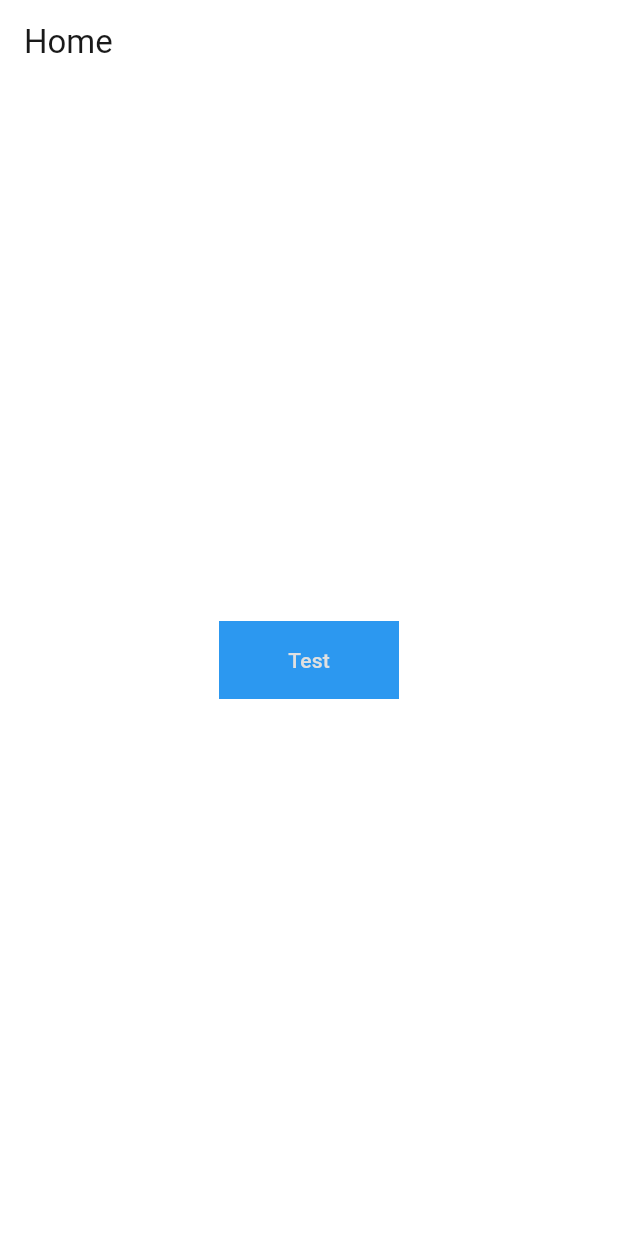
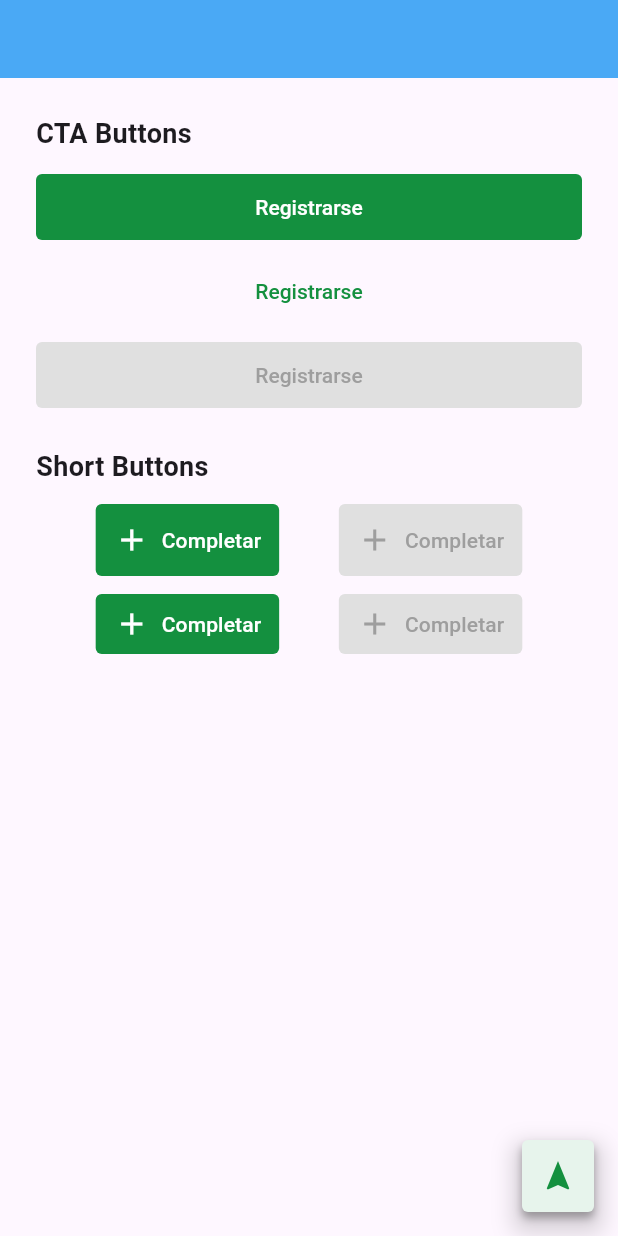
Before and after one commit to cijjas/ser_manos, a Flutter app: the screen it shows after launch, on a phone screen of 412 x 824 dp. Run offline on Flutter 3.47's test engine with Material 3 defaults, Android fonts, the phone set to English and light mode, and no system bars; our stand-ins replace flutter_svg.

Commit message:
chore: add buttons and status bar

```diff
--- a/lib/core/theme/app_theme.dart
+++ /dev/null
@@ -1,62 +0,0 @@
-// lib/core/theme/app_theme.dart
-import 'package:flutter/material.dart';
-import 'colors.dart';
-import 'typography.dart';
-
-final ThemeData appTheme = ThemeData(
-  scaffoldBackgroundColor: AppColors.neutral0,
-  primaryColor: AppColors.primary100,
-
-  colorScheme: ColorScheme.fromSeed(
-    seedColor: AppColors.primary100,
-    brightness: Brightness.light,
-
-    // PRIMARY
-    primary: AppColors.primary100,
-    onPrimary: AppColors.neutral0,
-    primaryContainer: AppColors.primary10,
-    onPrimaryContainer: AppColors.primary100,
-
-    // SECONDARY
-    secondary: AppColors.secondary200,
-    onSecondary: AppColors.neutral0,
-    secondaryContainer: AppColors.secondary25,
-    onSecondaryContainer: AppColors.secondary100,
-    onSecondaryFixed: AppColors.secondary80,
-
-
-    // ERROR
-    error: AppColors.error100,
-    onError: AppColors.neutral0,
-    onErrorContainer: AppColors.error100,
-
-    // BACKGROUND & SURFACE
-    surface: AppColors.neutral0,
-    onSurface: AppColors.neutral100,
-    surfaceContainer: AppColors.neutral25,
-    surfaceContainerHighest: AppColors.neutral10,
-    onSurfaceVariant: AppColors.neutral75,
-
-    // OUTLINE
-    outline: AppColors.neutral25,
-    outlineVariant: AppColors.neutral10,
-
-    // INVERSE (used for bottom sheets, etc.)
-    inverseSurface: AppColors.neutral100,
-    onInverseSurface: AppColors.neutral0,
-    inversePrimary: AppColors.primary10,
-
-    // OTHER OPTIONALS
-    surfaceTint: AppColors.primary100,
-  ),
-  textTheme: const TextTheme(
-    displayLarge: AppTypography.headline01,
-    displayMedium: AppTypography.headline02,
-    titleMedium: AppTypography.subtitle01,
-    bodyLarge: AppTypography.body01,
-    bodyMedium: AppTypography.body02,
-    labelLarge: AppTypography.button,
-    bodySmall: AppTypography.caption,
-    labelSmall: AppTypography.overline,
-  ),
-);
--- a/lib/main.dart
+++ b/lib/main.dart
@@ -1,84 +1,102 @@
 import 'package:flutter/material.dart';
-import 'package:flutter/rendering.dart';
-import 'package:flutter/services.dart';
-import 'package:flutter_svg/svg.dart';
-import 'package:go_router/go_router.dart';
-import 'package:ser_manos/shared/atoms/icons/_app_icon.dart';
-import 'package:ser_manos/shared/atoms/icons/app_icons.dart';
-import 'package:ser_manos/shared/cells/cards/card_voluntariado.dart';
 import 'package:ser_manos/shared/molecules/buttons/app_button.dart';
-import 'package:ser_manos/shared/molecules/components/vacants.dart';
-import 'package:flutter/foundation.dart';
-import 'package:ser_manos/shared/molecules/tabs/tab.dart';
-
-import 'core/theme/app_theme.dart';
-import 'core/theme/colors.dart';
+import 'package:ser_manos/shared/molecules/buttons/floating_button.dart';
+import 'package:ser_manos/shared/molecules/buttons/short_button.dart';
+import 'package:ser_manos/shared/molecules/status_bar/status_bar.dart';
 
 void main() {
-  debugPaintSizeEnabled = false; // Enables visual debugging
   runApp(const MyApp());
 }
-
-final GoRouter _router = GoRouter(
-  routes: [
-    GoRoute(
-      path: '/',
-      builder: (context, state) => const HomePage(),
-    ),
-    GoRoute(
-      path: '/login',
-      builder: (context, state) => const LoginPage(),
-    ),
-  ],
-);
 
 class MyApp extends StatelessWidget {
   const MyApp({super.key});
 
   @override
   Widget build(BuildContext context) {
-    return MaterialApp.router(
-      title: 'Voluntariado App',
-      routerConfig: _router,
-      theme: appTheme,
+    return const MaterialApp(
+      debugShowCheckedModeBanner: false,
+      home: ButtonDemoPage(),
     );
   }
 }
 
-class HomePage extends StatelessWidget {
-  const HomePage({super.key});
+class ButtonDemoPage extends StatelessWidget {
+  const ButtonDemoPage({super.key});
 
   @override
   Widget build(BuildContext context) {
     return Scaffold(
-      appBar: AppBar(title: const Text('Home')),
-      body: Center(
-        /*child: AppButton.filled(
-          label: 'Go to Login',
-          onPressed: () => context.go('/login'),
-        ),*/
-        child: AppTab(label: "Test", onTap: () => {print("Tab")}, isSelected: false,),
-        // child: CardVoluntariado(type: 'Acción Social', name: 'Un Techo para mi País', imgUrl: 'https://picsum.photos/300/200'),
+      appBar: const StatusBar(style: StatusBarStyle.blue, timeText: '', showPlaceHolders: false,),
+      body: Padding(
+        padding: const EdgeInsets.all(24),
+        child: Column(
+          crossAxisAlignment: CrossAxisAlignment.stretch,
+          children: [
+            const Text("CTA Buttons", style: TextStyle(fontSize: 18, fontWeight: FontWeight.bold)),
+            const SizedBox(height: 12),
+            AppButton(
+              label: 'Registrarse',
+              onPressed: () => debugPrint('Filled CTA pressed'),
+              type: AppButtonType.filled,
+            ),
+            const SizedBox(height: 8),
+            AppButton(
+              label: 'Registrarse',
+              onPressed: () => debugPrint('Tonal CTA pressed'),
+              type: AppButtonType.tonal,
+            ),
+            const SizedBox(height: 8),
+            AppButton(
+              label: 'Registrarse',
+              onPressed: null, // Disabled
+              type: AppButtonType.filled,
+            ),
+            const SizedBox(height: 24),
 
-       // child: AppIcon(icon: AppIcons.MOSTRAR, color: AppIconsColor.PRIMARY)
+            const Text("Short Buttons", style: TextStyle(fontSize: 18, fontWeight: FontWeight.bold)),
+            const SizedBox(height: 12),
+            Row(
+              mainAxisAlignment: MainAxisAlignment.spaceEvenly,
+              children: [
+                ShortButton(
+                  label: 'Completar',
+                  icon: Icons.add,
+                  onPressed: () => debugPrint('Short pressed'),
+                  variant: ShortButtonVariant.regular,
+                ),
+                const ShortButton(
+                  label: 'Completar',
+                  icon: Icons.add,
+                  onPressed: null,
+                  variant: ShortButtonVariant.regular,
+                ),
+              ],
+            ),
+            const SizedBox(height: 12),
+            Row(
+              mainAxisAlignment: MainAxisAlignment.spaceEvenly,
+              children: [
+                ShortButton(
+                  label: 'Completar',
+                  icon: Icons.add,
+                  onPressed: () => debugPrint('Short pressed'),
+                  variant: ShortButtonVariant.compact,
+                ),
+                const ShortButton(
+                  label: 'Completar',
+                  icon: Icons.add,
+                  onPressed: null,
+                  variant: ShortButtonVariant.compact,
+                ),
+              ],
+            ),
+          ],
+        ),
+      ),
+      floatingActionButton: AppFloatingButton(
+        icon: Icons.navigation,
+        onPressed: () => debugPrint('FAB pressed'),
       ),
     );
   }
 }
-
-class LoginPage extends StatelessWidget {
-  const LoginPage({super.key});
-
-  @override
-  Widget build(BuildContext context) {
-    return Scaffold(
-      appBar: AppBar(title: const Text('Login')),
-      body: Center(
-        child: AppButton.tonal(
-          label: 'Back to Home',
-          onPressed: () => context.go('/'),
-        ),
-      ),
-    );
-  }
-}
--- a/lib/shared/cells/cards/card_voluntariado.dart
+++ b/lib/shared/cells/cards/card_voluntariado.dart
@@ -1,9 +1,9 @@
 import 'package:flutter/material.dart';
-import 'package:ser_manos/core/theme/shadow.dart';
 import 'package:ser_manos/shared/atoms/icons/_app_icon.dart';
 
 import '../../atoms/icons/app_icons.dart';
 import '../../molecules/components/vacants.dart';
+import '../../tokens/shadow.dart';
 
 // TODO check what to do with the widget state
 class CardVoluntariado extends StatelessWidget {
@@ -25,7 +25,7 @@ class CardVoluntariado extends StatelessWidget {
       decoration: BoxDecoration(
         color: Theme.of(context).colorScheme.surface,
         borderRadius: BorderRadius.circular(8),
-        boxShadow: AppShadows.sombra2,
+        boxShadow: AppShadows.shadow2,
       ),
       clipBehavior: Clip.antiAlias,
       child:Column(
--- a/lib/shared/molecules/buttons/app_button.dart
+++ b/lib/shared/molecules/buttons/app_button.dart
@@ -1,55 +1,58 @@
-// core/components/app_button.dart
 import 'package:flutter/material.dart';
+import '../../tokens/colors.dart';
+import '../../tokens/typography.dart';
+
+enum AppButtonType { filled, tonal }
 
 class AppButton extends StatelessWidget {
   final String label;
   final VoidCallback? onPressed;
+  final AppButtonType type;
 
-  const AppButton.filled({
+  const AppButton({
     super.key,
     required this.label,
     required this.onPressed,
-  }) : _filled = true;
-
-  const AppButton.tonal({
-    super.key,
-    required this.label,
-    required this.onPressed,
-  }) : _filled = false;
-
-  final bool _filled;
+    this.type = AppButtonType.filled,
+  });
 
   @override
   Widget build(BuildContext context) {
-    final ColorScheme colorScheme = Theme.of(context).colorScheme;
     final bool isDisabled = onPressed == null;
+
+    final Color bgColor = switch (type) {
+      AppButtonType.filled => isDisabled ? AppColors.neutral25 : AppColors.primary100,
+      AppButtonType.tonal => isDisabled ? AppColors.neutral0 : Colors.transparent,
+    };
+
+    final Color fgColor = isDisabled
+        ? AppColors.neutral50
+        : (type == AppButtonType.filled ? AppColors.neutral0 : AppColors.primary100);
+
+    final Color rippleColor = switch (type) {
+      AppButtonType.filled => AppColors.neutral10.withOpacity(0.1),
+      AppButtonType.tonal => AppColors.neutral25,
+    };
 
     final ButtonStyle style = ButtonStyle(
       minimumSize: WidgetStateProperty.all(const Size(328, 44)),
       padding: WidgetStateProperty.all(const EdgeInsets.symmetric(horizontal: 16)),
-      textStyle: WidgetStateProperty.all(Theme.of(context).textTheme.labelLarge),
+      backgroundColor: WidgetStateProperty.all(bgColor),
+      foregroundColor: WidgetStateProperty.all(fgColor),
+      textStyle: WidgetStateProperty.all(AppTypography.button),
+      overlayColor: WidgetStateProperty.all(rippleColor),
       shape: WidgetStateProperty.all(
         RoundedRectangleBorder(borderRadius: BorderRadius.circular(4)),
-      ),
-      backgroundColor: WidgetStateProperty.resolveWith((states) {
-        if (!_filled || isDisabled) return Colors.transparent;
-        return colorScheme.primary;
-      }),
-      foregroundColor: WidgetStateProperty.resolveWith((states) {
-        if (!_filled) {
-          return isDisabled ? colorScheme.onSurface : colorScheme.primary;
-        }
-        return colorScheme.onPrimary;
-      }),
-      overlayColor: WidgetStateProperty.all(
-        _filled ? colorScheme.surfaceContainerHighest : colorScheme.outline,
       ),
     );
 
     return TextButton(
       onPressed: onPressed,
       style: style,
-      child: Text(label),
+      child: Text(
+        label,
+        textAlign: TextAlign.center,
+      ),
     );
   }
 }
--- /dev/null
+++ b/lib/shared/molecules/buttons/floating_button.dart
@@ -0,0 +1,44 @@
+import 'package:flutter/material.dart';
+import '../../tokens/border_radius.dart';
+import '../../tokens/colors.dart';
+import '../../tokens/shadow.dart';
+
+class AppFloatingButton extends StatelessWidget {
+  final IconData icon;
+  final VoidCallback? onPressed;
+
+  const AppFloatingButton({
+    super.key,
+    required this.icon,
+    required this.onPressed,
+  });
+
+  @override
+  Widget build(BuildContext context) {
+    final bool isDisabled = onPressed == null;
+
+    return Container(
+      decoration: const BoxDecoration(
+        borderRadius: AppBorderRadius.border4,
+        boxShadow: AppShadows.shadow3,
+      ),
+      child: Material(
+        color: isDisabled ? AppColors.neutral10 : AppColors.primary10,
+        borderRadius: AppBorderRadius.border4,
+        child: InkWell(
+          onTap: onPressed,
+          borderRadius: AppBorderRadius.border4,
+          splashColor: AppColors.neutral75.withOpacity(0.1),
+          child: Padding(
+            padding: const EdgeInsets.all(12),
+            child: Icon(
+              icon,
+              size: 24,
+              color: isDisabled ? AppColors.neutral25 : AppColors.primary100,
+            ),
+          ),
+        ),
+      ),
+    );
+  }
+}
--- /dev/null
+++ b/lib/shared/molecules/buttons/short_button.dart
@@ -0,0 +1,68 @@
+import 'package:flutter/material.dart';
+
+import '../../tokens/colors.dart';
+import '../../tokens/typography.dart';
+
+enum ShortButtonVariant { regular, compact }
+
+class ShortButton extends StatelessWidget {
+  final String label;
+  final IconData icon;
+  final VoidCallback? onPressed;
+  final ShortButtonVariant variant;
+
+  const ShortButton({
+    super.key,
+    required this.label,
+    required this.icon,
+    required this.onPressed,
+    this.variant = ShortButtonVariant.regular,
+  });
+
+  @override
+  Widget build(BuildContext context) {
+    final bool isDisabled = onPressed == null;
+
+    final EdgeInsets padding = switch (variant) {
+      ShortButtonVariant.regular => const EdgeInsets.all(12),
+      ShortButtonVariant.compact =>
+      const EdgeInsets.symmetric(horizontal: 12, vertical: 8),
+    };
+
+    final Color backgroundColor =
+    isDisabled ? AppColors.neutral25 : AppColors.primary100;
+
+    final Color foregroundColor =
+    isDisabled ? AppColors.neutral50 : AppColors.neutral0;
+
+    return TextButton(
+      onPressed: onPressed,
+      style: ButtonStyle(
+        padding: WidgetStateProperty.all(padding),
+        backgroundColor: WidgetStateProperty.all(backgroundColor),
+        overlayColor: WidgetStateProperty.all(
+          AppColors.neutral10.withOpacity(0.1),
+        ),
+        shape: WidgetStateProperty.all(
+          RoundedRectangleBorder(borderRadius: BorderRadius.circular(4)),
+        ),
+        tapTargetSize: MaterialTapTargetSize.shrinkWrap,
+      ),
+      child: Row(
+        mainAxisSize: MainAxisSize.min,
+        children: [
+          Icon(
+            icon,
+            size: 24,
+            color: foregroundColor,
+          ),
+          const SizedBox(width: 8), // Gap 8
+          Text(
+            label,
+            style: AppTypography.button.copyWith(color: foregroundColor),
+          ),
+        ],
+      ),
+    );
+  }
+}
--- /dev/null
+++ b/lib/shared/molecules/status_bar/status_bar.dart
@@ -0,0 +1,72 @@
+// lib/core/components/status_bar.dart
+import 'package:flutter/material.dart';
+
+import '../../tokens/colors.dart';
+import '../../tokens/typography.dart';
+
+
+enum StatusBarStyle { blue, light, dark }
+
+class StatusBar extends StatelessWidget implements PreferredSizeWidget {
+  const StatusBar({
+    super.key,
+    this.style = StatusBarStyle.light,
+    this.timeText = '9:30',
+    this.showPlaceHolders = true,
+  });
+
+  final StatusBarStyle style;
+  final String timeText;
+  final bool showPlaceHolders;      // show demo icons / dot
+
+  // ───────────────────────────────────────────────────────────
+  // PreferredSizeWidget → lets you drop this into Scaffold.appBar
+  @override
+  Size get preferredSize => const Size.fromHeight(52);
+  // ───────────────────────────────────────────────────────────
+
+  @override
+  Widget build(BuildContext context) {
+    // Colours
+    final (bg, fg) = switch (style) {
+      StatusBarStyle.blue  => (AppColors.secondary90, AppColors.neutral0),
+      StatusBarStyle.light => (AppColors.neutral0, AppColors.neutral100),
+      StatusBarStyle.dark  => (AppColors.neutral100, AppColors.neutral0),
+    };
+
+    return Container(
+      width: double.infinity,
+      height: preferredSize.height,
+      padding: const EdgeInsets.fromLTRB(24, 10, 24, 10),
+      color: bg,
+      child: Row(
+        mainAxisAlignment: MainAxisAlignment.spaceBetween,
+        children: [
+          // Time (left)
+          Text(
+            timeText,
+            style: AppTypography.button.copyWith(color: fg),
+          ),
+
+          // Demo “notch” dot (centre) – optional
+          if (showPlaceHolders)
+            Container(width: 24, height: 24, decoration: BoxDecoration(
+              color: fg, shape: BoxShape.circle,
+            )),
+
+          // Placeholder icons (right) – optional
+          if (showPlaceHolders)
+            Row(
+              children: [
+                Icon(Icons.network_wifi, color: fg, size: 20),
+                const SizedBox(width: 4),
+                Icon(Icons.signal_cellular_alt, color: fg, size: 20),
+                const SizedBox(width: 4),
+                Icon(Icons.battery_4_bar, color: fg, size: 20),
+              ],
+            ),
+        ],
+      ),
+    );
+  }
+}
--- /dev/null
+++ b/lib/shared/tokens/border_radius.dart
@@ -0,0 +1,19 @@
+import 'package:flutter/material.dart';
+
+class AppBorderRadius {
+  const AppBorderRadius._(); // prevents instantiation
+
+  static const Radius radius4 = Radius.circular(4);
+  static const Radius radius8 = Radius.circular(8);
+  static const Radius radius12 = Radius.circular(12);
+  static const Radius radius16 = Radius.circular(16);
+  static const Radius radius24 = Radius.circular(24);
+  static const Radius radius32 = Radius.circular(32);
+
+  static const BorderRadius border4 = BorderRadius.all(radius4);
+  static const BorderRadius border8 = BorderRadius.all(radius8);
+  static const BorderRadius border12 = BorderRadius.all(radius12);
+  static const BorderRadius border16 = BorderRadius.all(radius16);
+  static const BorderRadius border24 = BorderRadius.all(radius24);
+  static const BorderRadius border32 = BorderRadius.all(radius32);
+}
--- a/lib/core/theme/shadow.dart
+++ b/lib/shared/tokens/shadow.dart
@@ -4,15 +4,13 @@ import 'package:flutter/material.dart';
 class AppShadows {
   const AppShadows._(); // no‑instantiation
 
-  static const List<BoxShadow> sombra1 = [
-    // Layer 1: 15 % opacity, light blur
+  static const List<BoxShadow> shadow1 = [
     BoxShadow(
       color: Color(0x26000000), // #000000 15 %
       offset: Offset(0, 1),
       blurRadius: 3,
       spreadRadius: 1,
     ),
-    // Layer 2: 30 % opacity, very subtle
     BoxShadow(
       color: Color(0x4C000000), // #000000 30 %
       offset: Offset(0, 1),
@@ -21,8 +19,7 @@ class AppShadows {
     ),
   ];
 
-  /// **Sombra 2** — 2‑layer, medium elevation.
-  static const List<BoxShadow> sombra2 = [
+  static const List<BoxShadow> shadow2 = [
     BoxShadow(
       color: Color(0x26000000), // #000000 15 %
       offset: Offset(0, 2),
@@ -37,8 +34,7 @@ class AppShadows {
     ),
   ];
 
-  /// **Sombra 3** — highest elevation preset.
-  static const List<BoxShadow> sombra3 = [
+  static const List<BoxShadow> shadow3 = [
     BoxShadow(
       color: Color(0x4C000000), // #000000 30 %
       offset: Offset(0, 4),
```
Also changed, not shown: lib/shared/tokens/colors.dart (renamed from lib/core/theme/colors.dart), lib/shared/tokens/grid.dart (renamed from lib/core/theme/grid.dart), lib/shared/tokens/typography.dart (renamed from lib/core/theme/typography.dart).
